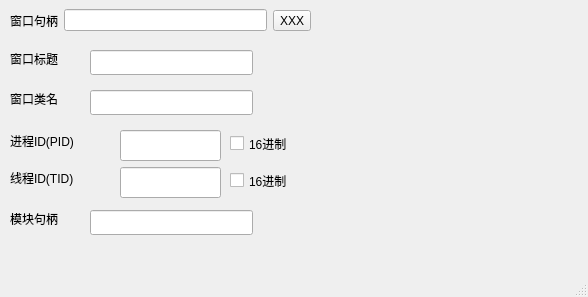
First picture: the form in ui/wnd_main.ui, repository decenfrontier/ReverseToolKit, before the edit.
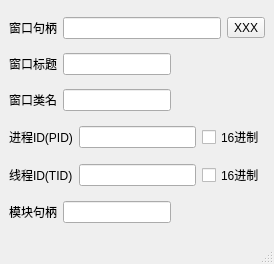
Second picture: the form after the edit.

```diff
--- a/ui/wnd_main.ui
+++ b/ui/wnd_main.ui
@@ -6,197 +6,164 @@
    <rect>
     <x>0</x>
     <y>0</y>
-    <width>588</width>
-    <height>297</height>
+    <width>274</width>
+    <height>264</height>
    </rect>
   </property>
   <property name="windowTitle">
    <string>DC Reserve ToolKit</string>
   </property>
   <widget class="QWidget" name="centralwidget">
+   <layout class="QVBoxLayout" name="verticalLayout">
+    <item>
+     <layout class="QHBoxLayout" name="horizontalLayout">
+      <item>
+       <widget class="QLabel" name="label">
+        <property name="text">
+         <string>窗口句柄</string>
+        </property>
+       </widget>
+      </item>
+      <item>
+       <widget class="QLineEdit" name="edt_hwnd"/>
+      </item>
+      <item>
+       <widget class="QToolButton" name="btn_attach">
+        <property name="text">
+         <string>XXX</string>
+        </property>
+       </widget>
+      </item>
+     </layout>
+    </item>
+    <item>
+     <layout class="QHBoxLayout" name="horizontalLayout_6">
+      <item>
    <widget class="QLabel" name="label_2">
-    <property name="geometry">
-     <rect>
-      <x>10</x>
-      <y>50</y>
-      <width>81</width>
-      <height>18</height>
-     </rect>
-    </property>
     <property name="text">
      <string>窗口标题</string>
     </property>
    </widget>
-   <widget class="QLineEdit" name="lineEdit_2">
-    <property name="geometry">
-     <rect>
-      <x>90</x>
-      <y>50</y>
-      <width>163</width>
-      <height>25</height>
-     </rect>
-    </property>
-   </widget>
-   <widget class="QLineEdit" name="lineEdit_3">
-    <property name="geometry">
-     <rect>
-      <x>90</x>
-      <y>90</y>
-      <width>163</width>
-      <height>25</height>
-     </rect>
-    </property>
-   </widget>
+      </item>
+      <item>
+       <widget class="QLineEdit" name="edt_wnd_title"/>
+      </item>
+      <item>
+       <spacer name="horizontalSpacer">
+        <property name="orientation">
+         <enum>Qt::Horizontal</enum>
+        </property>
+        <property name="sizeHint" stdset="0">
+         <size>
+          <width>40</width>
+          <height>20</height>
+         </size>
+        </property>
+       </spacer>
+      </item>
+     </layout>
+    </item>
+    <item>
+     <layout class="QHBoxLayout" name="horizontalLayout_5">
+      <item>
    <widget class="QLabel" name="label_3">
-    <property name="geometry">
-     <rect>
-      <x>10</x>
-      <y>90</y>
-      <width>81</width>
-      <height>18</height>
-     </rect>
-    </property>
     <property name="text">
      <string>窗口类名</string>
     </property>
    </widget>
+      </item>
+      <item>
+       <widget class="QLineEdit" name="edt_wnd_class"/>
+      </item>
+      <item>
+       <spacer name="horizontalSpacer_2">
+        <property name="orientation">
+         <enum>Qt::Horizontal</enum>
+        </property>
+        <property name="sizeHint" stdset="0">
+         <size>
+          <width>40</width>
+          <height>20</height>
+         </size>
+        </property>
+       </spacer>
+      </item>
+     </layout>
+    </item>
+    <item>
+     <layout class="QHBoxLayout" name="horizontalLayout_4">
+      <item>
    <widget class="QLabel" name="label_4">
-    <property name="geometry">
-     <rect>
-      <x>10</x>
-      <y>130</y>
-      <width>111</width>
-      <height>21</height>
-     </rect>
-    </property>
     <property name="text">
      <string>进程ID(PID)</string>
     </property>
    </widget>
-   <widget class="QLineEdit" name="lineEdit_4">
-    <property name="geometry">
-     <rect>
-      <x>120</x>
-      <y>130</y>
-      <width>101</width>
-      <height>31</height>
-     </rect>
-    </property>
-   </widget>
+      </item>
+      <item>
+       <widget class="QLineEdit" name="edt_pid"/>
+      </item>
+      <item>
    <widget class="QCheckBox" name="checkBox">
-    <property name="geometry">
-     <rect>
-      <x>230</x>
-      <y>133</y>
-      <width>71</width>
-      <height>21</height>
-     </rect>
-    </property>
     <property name="text">
      <string>16进制</string>
     </property>
    </widget>
-   <widget class="QCheckBox" name="checkBox_2">
-    <property name="geometry">
-     <rect>
-      <x>230</x>
-      <y>170</y>
-      <width>71</width>
-      <height>21</height>
-     </rect>
-    </property>
-    <property name="text">
-     <string>16进制</string>
-    </property>
-   </widget>
-   <widget class="QLineEdit" name="lineEdit_5">
-    <property name="geometry">
-     <rect>
-      <x>120</x>
-      <y>167</y>
-      <width>101</width>
-      <height>31</height>
-     </rect>
-    </property>
-   </widget>
+      </item>
+     </layout>
+    </item>
+    <item>
+     <layout class="QHBoxLayout" name="horizontalLayout_3">
+      <item>
    <widget class="QLabel" name="label_5">
-    <property name="geometry">
-     <rect>
-      <x>10</x>
-      <y>167</y>
-      <width>111</width>
-      <height>21</height>
-     </rect>
-    </property>
     <property name="text">
      <string>线程ID(TID)</string>
     </property>
    </widget>
-   <widget class="QLineEdit" name="lineEdit_6">
-    <property name="geometry">
-     <rect>
-      <x>90</x>
-      <y>210</y>
-      <width>163</width>
-      <height>25</height>
-     </rect>
-    </property>
+      </item>
+      <item>
+       <widget class="QLineEdit" name="edt_tid"/>
+      </item>
+      <item>
+       <widget class="QCheckBox" name="checkBox_2">
     <property name="text">
-     <string/>
-    </property>
-   </widget>
+         <string>16进制</string>
+        </property>
+       </widget>
+      </item>
+     </layout>
+    </item>
+    <item>
+     <layout class="QHBoxLayout" name="horizontalLayout_2">
+      <item>
    <widget class="QLabel" name="label_6">
-    <property name="geometry">
-     <rect>
-      <x>10</x>
-      <y>210</y>
-      <width>81</width>
-      <height>18</height>
-     </rect>
-    </property>
     <property name="text">
      <string>模块句柄</string>
     </property>
    </widget>
-   <widget class="QWidget" name="layoutWidget">
-    <property name="geometry">
-     <rect>
-      <x>10</x>
-      <y>0</y>
-      <width>301</width>
-      <height>41</height>
-     </rect>
-    </property>
-    <layout class="QHBoxLayout" name="horizontalLayout">
+      </item>
      <item>
-      <widget class="QLabel" name="label">
+       <widget class="QLineEdit" name="edt_hmodule">
        <property name="text">
-        <string>窗口句柄</string>
+         <string/>
        </property>
       </widget>
      </item>
      <item>
-      <widget class="QLineEdit" name="lineEdit"/>
-     </item>
-     <item>
-      <widget class="QToolButton" name="toolButton">
-       <property name="text">
-        <string>XXX</string>
-       </property>
-      </widget>
-     </item>
-    </layout>
-   </widget>
-  </widget>
-  <widget class="QMenuBar" name="menubar">
-   <property name="geometry">
-    <rect>
-     <x>0</x>
-     <y>0</y>
-     <width>588</width>
-     <height>23</height>
-    </rect>
-   </property>
+       <spacer name="horizontalSpacer_3">
+        <property name="orientation">
+         <enum>Qt::Horizontal</enum>
+        </property>
+        <property name="sizeHint" stdset="0">
+         <size>
+          <width>40</width>
+          <height>20</height>
+         </size>
+        </property>
+       </spacer>
+      </item>
+     </layout>
+    </item>
+   </layout>
   </widget>
   <widget class="QStatusBar" name="statusbar"/>
  </widget>
```
Lines whose indentation alone changed are shown as unchanged.
